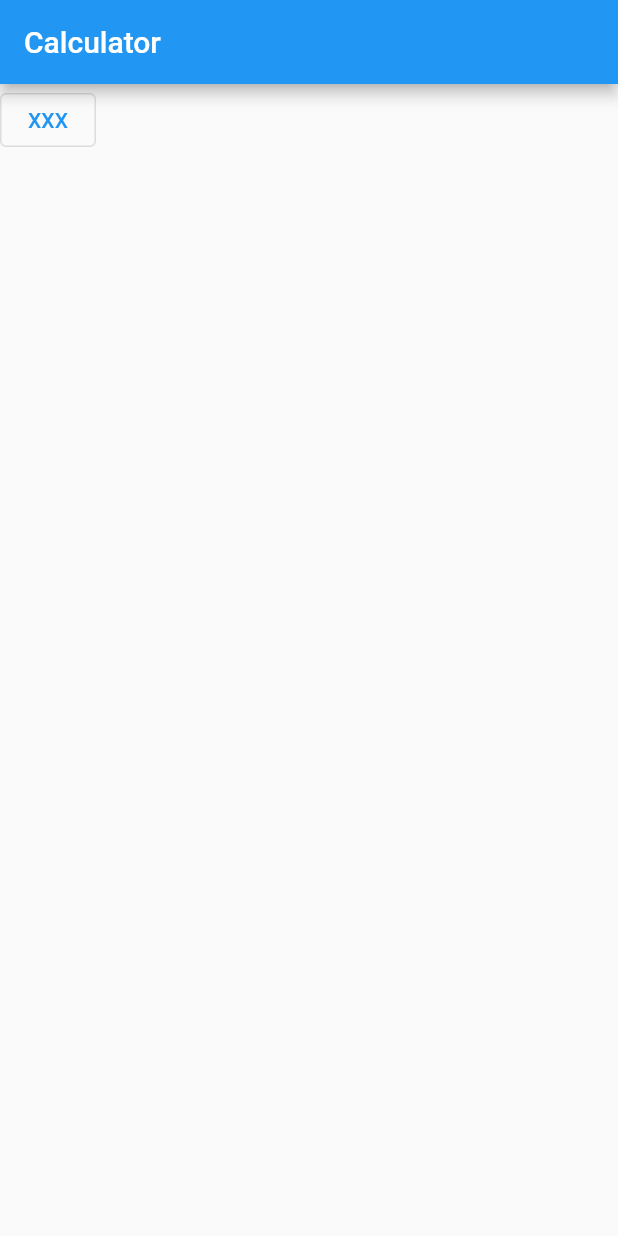
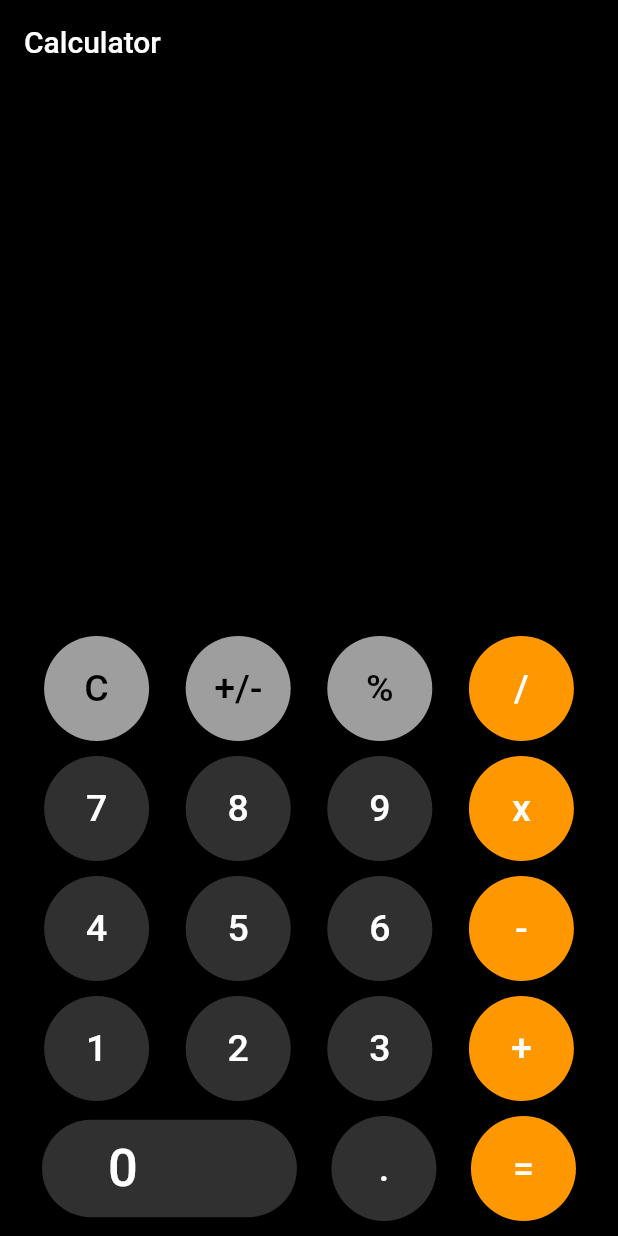
Before and after one commit to Nuuteen/Lab7, a Flutter app: the screen it shows after launch, on a phone screen of 412 x 824 dp. Run offline on Flutter 3.47's test engine with Material 2 defaults, Android fonts, the phone set to English and light mode, and no system bars.

Commit message:
2312p[1e[pqw

```diff
--- /dev/null
+++ b/Calculator/flutter_application_3/lib/calculator.dart
@@ -0,0 +1,171 @@
+// ignore_for_file: prefer_const_constructors, prefer_const_literals_to_create_immutables
+
+import 'package:flutter/material.dart';
+
+class Calculator extends StatefulWidget {
+  const Calculator({Key? key}) : super(key: key);
+
+  @override
+  State<Calculator> createState() => _CalculatorState();
+}
+
+class _CalculatorState extends State<Calculator> {
+  Widget numButton(String btnText, Color btnColor, Color txtColor) {
+    return ElevatedButton(
+      onPressed: () {
+        calculate(btnText);
+      },
+      child: Text(
+        btnText,
+        style: TextStyle(
+          fontSize: 25,
+          color: txtColor,
+        ),
+      ),
+      style: ElevatedButton.styleFrom(
+        fixedSize: Size(70, 70),
+        shape: CircleBorder(),
+        primary: btnColor,
+      ),
+    );
+  }
+
+  @override
+  Widget build(BuildContext context) {
+    return Scaffold(
+      backgroundColor: Colors.black,
+      appBar: AppBar(
+        title: Text("Calculator"),
+        backgroundColor: Colors.black,
+      ),
+      body: Padding(
+        padding: EdgeInsets.symmetric(horizontal: 5),
+        child: Column(
+          mainAxisAlignment: MainAxisAlignment.end,
+          children: [
+            Row(
+              mainAxisAlignment: MainAxisAlignment.end,
+              children: [
+                Padding(
+                  padding: EdgeInsets.all(10.0),
+                  child: Text(
+                    text,
+                    textAlign: TextAlign.left,
+                    style: TextStyle(color: Colors.white, fontSize: 80),
+                  ),
+                ),
+              ],
+            ),
+            Row(
+              mainAxisAlignment: MainAxisAlignment.spaceEvenly,
+              children: [
+                numButton("C", Colors.grey, Colors.black),
+                numButton("+/-", Colors.grey, Colors.black),
+                numButton("%", Colors.grey, Colors.black),
+                numButton("/", Colors.orange, Colors.white),
+              ],
+            ),
+            SizedBox(height: 10),
+            Row(
+              mainAxisAlignment: MainAxisAlignment.spaceEvenly,
+              children: [
+                numButton("7", (Colors.grey[850])!, Colors.white),
+                numButton("8", (Colors.grey[850])!, Colors.white),
+                numButton("9", (Colors.grey[850])!, Colors.white),
+                numButton("x", Colors.orange, Colors.white),
+              ],
+            ),
+            SizedBox(height: 10),
+            Row(
+              mainAxisAlignment: MainAxisAlignment.spaceEvenly,
+              children: [
+                numButton("4", (Colors.grey[850])!, Colors.white),
+                numButton("5", (Colors.grey[850])!, Colors.white),
+                numButton("6", (Colors.grey[850])!, Colors.white),
+                numButton("-", Colors.orange, Colors.white),
+              ],
+            ),
+            SizedBox(height: 10),
+            Row(
+              mainAxisAlignment: MainAxisAlignment.spaceEvenly,
+              children: [
+                numButton("1", (Colors.grey[850])!, Colors.white),
+                numButton("2", (Colors.grey[850])!, Colors.white),
+                numButton("3", (Colors.grey[850])!, Colors.white),
+                numButton("+", Colors.orange, Colors.white),
+              ],
+            ),
+            SizedBox(height: 10),
+            Row(
+              mainAxisAlignment: MainAxisAlignment.spaceEvenly,
+              children: [
+                ElevatedButton(
+                  onPressed: () {},
+                  child: Padding(
+                    padding: const EdgeInsets.fromLTRB(28, 12, 90, 12),
+                    child: Text(
+                      "0",
+                      style: TextStyle(
+                        fontSize: 35,
+                        color: Colors.white,
+                      ),
+                    ),
+                  ),
+                  style: ElevatedButton.styleFrom(
+                    shape: StadiumBorder(),
+                    primary: (Colors.grey[850])!,
+                  ),
+                ),
+                numButton(".", (Colors.grey[850])!, Colors.white),
+                numButton("=", Colors.orange, Colors.white),
+              ],
+            ),
+            SizedBox(height: 10),
+          ],
+        ),
+      ),
+    );
+  }
+
+  // Logic
+  int firstNumber = 0;
+  int secondNumber = 0;
+  String result = "";
+  String text = "";
+  String operation = "";
+
+  void calculate(String btnText) {
+    if (btnText == "C") {
+      result = "";
+      text = "";
+      firstNumber = 0;
+      secondNumber = 0;
+    } else if (btnText == "+" ||
+        btnText == "-" ||
+        btnText == "x" ||
+        btnText == "/") {
+      firstNumber = int.parse(text);
+      result = "";
+      operation = btnText;
+    } else if (btnText == "=") {
+      secondNumber = int.parse(text);
+      if (operation == "+") {
+        result = (firstNumber + secondNumber).toString();
+      }
+      if (operation == "-") {
+        result = (firstNumber - secondNumber).toString();
+      }
+      if (operation == "x") {
+        result = (firstNumber * secondNumber).toString();
+      }
+      if (operation == "/") {
+        result = (firstNumber ~/ secondNumber).toString();
+      }
+    } else {
+      result = int.parse(text + btnText).toString();
+    }
+    setState(() {
+      text = result;
+    });
+  }
+}
--- a/Calculator/flutter_application_3/lib/main.dart
+++ b/Calculator/flutter_application_3/lib/main.dart
@@ -1,40 +1,22 @@
-import 'dart:html';
-
 import 'package:flutter/material.dart';
+import 'package:flutter_calculator_app/calculator.dart';
 
 void main() {
-  runApp(const MyCal());
+  runApp(const MyApp());
 }
 
-class MyCal extends StatefulWidget {
-  const MyCal({Key? key}) : super(key: key);
+class MyApp extends StatelessWidget {
+  const MyApp({Key? key}) : super(key: key);
 
-  @override
-  State<MyCal> createState() => MyCalState();
-}
-
-class MyCalState extends State<MyCal> {
+  // This widget is the root of your application.
   @override
   Widget build(BuildContext context) {
     return MaterialApp(
       debugShowCheckedModeBanner: false,
-      home: Scaffold(
-        appBar: AppBar(
-          title: Text("Calculator"),
-        ),
-        body: Column(
-          children: [
-            Row(
-              children: [
-                OutlinedButton(
-                  onPressed: () {},
-                  child: Text("XXX"),
-                ),
-              ],
-            )
-          ],
-        ),
+      theme: ThemeData(
+        primarySwatch: Colors.blue,
       ),
+      home: const Calculator(),
     );
   }
 }
```
Also changed, not shown: Calculator/flutter_application_3/pubspec.yaml (+5 -5 lines), Calculator/flutter_application_3/pubspec.lock, 23 other files.
